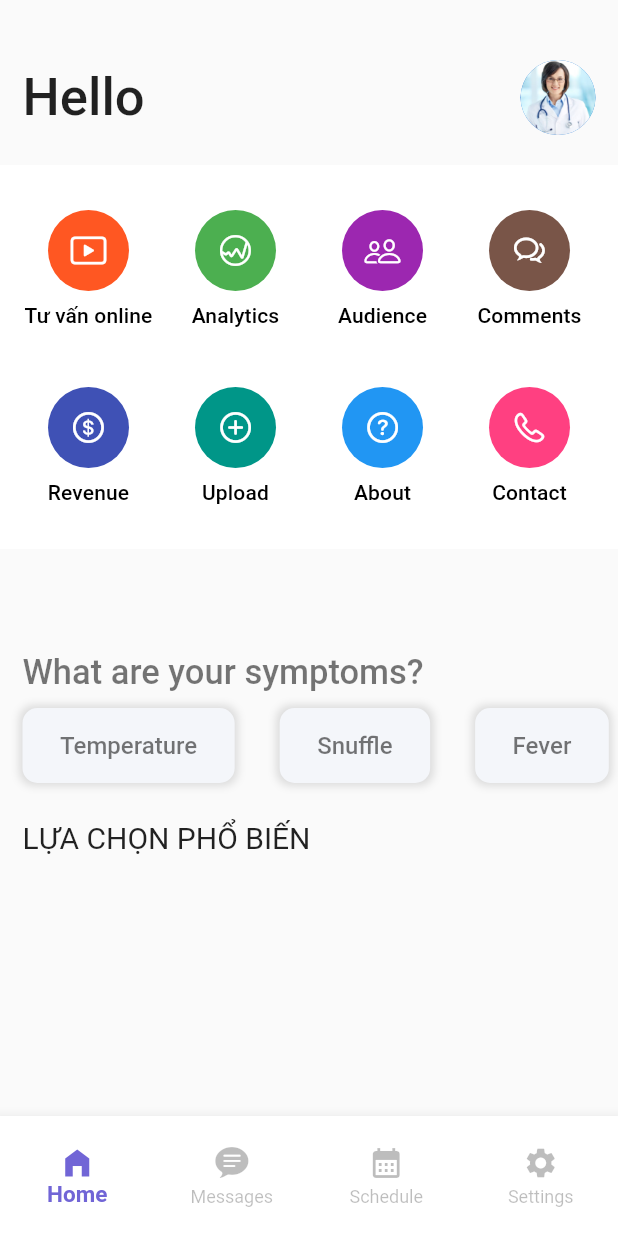
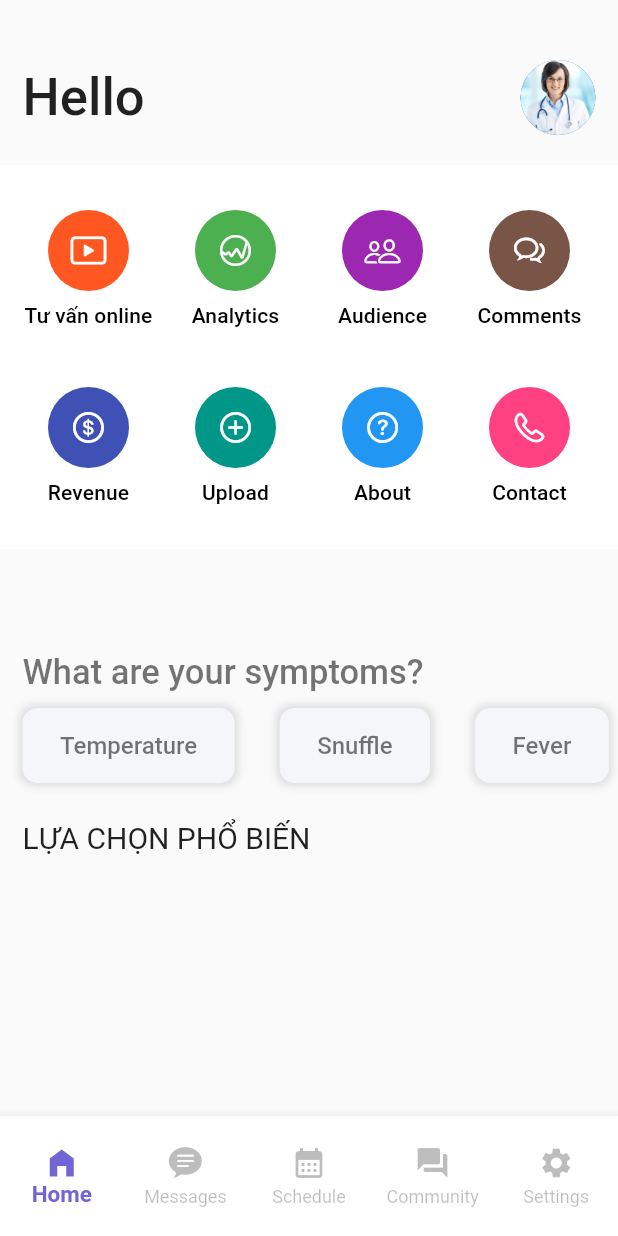
Before and after one commit to phathuynh24/HealthConsulting, a Flutter app: the UserNavBar screen opened directly, on a phone screen of 412 x 824 dp. Run offline on Flutter 3.47's test engine with Material 2 defaults, Android fonts, the phone set to English and light mode, and no system bars; our stand-ins replace cloud_firestore, country_picker, firebase_auth, firebase_core, firebase_storage, image_picker and 1 more; accounts and stored records are empty.

Commit message:
Fix community navbar

```diff
--- a/assist_health/lib/widgets/user_navbar.dart
+++ b/assist_health/lib/widgets/user_navbar.dart
@@ -22,9 +22,10 @@ class _UserNavBarState extends State<UserNavBar> {
     const MessageScreen(),
     // Schedule Screen
     const ScheduleScreen(),
-    // Settings Screen
-    // const SettingScreen(),
+    // Community Screen
      CommunityScreen(),
+     //Setting Screen
+     const SettingScreen(),
   ];
 
   @override
@@ -63,6 +64,10 @@ class _UserNavBarState extends State<UserNavBar> {
               label: "Schedule",
             ),
             BottomNavigationBarItem(
+              icon: Icon(Icons.question_answer),
+              label: "Community",
+            ),
+            BottomNavigationBarItem(
               icon: Icon(Icons.settings),
               label: "Settings",
             ),
```
Also changed, not shown: assist_health/lib/user_screens/community_screen.dart (+0 -94 lines).
